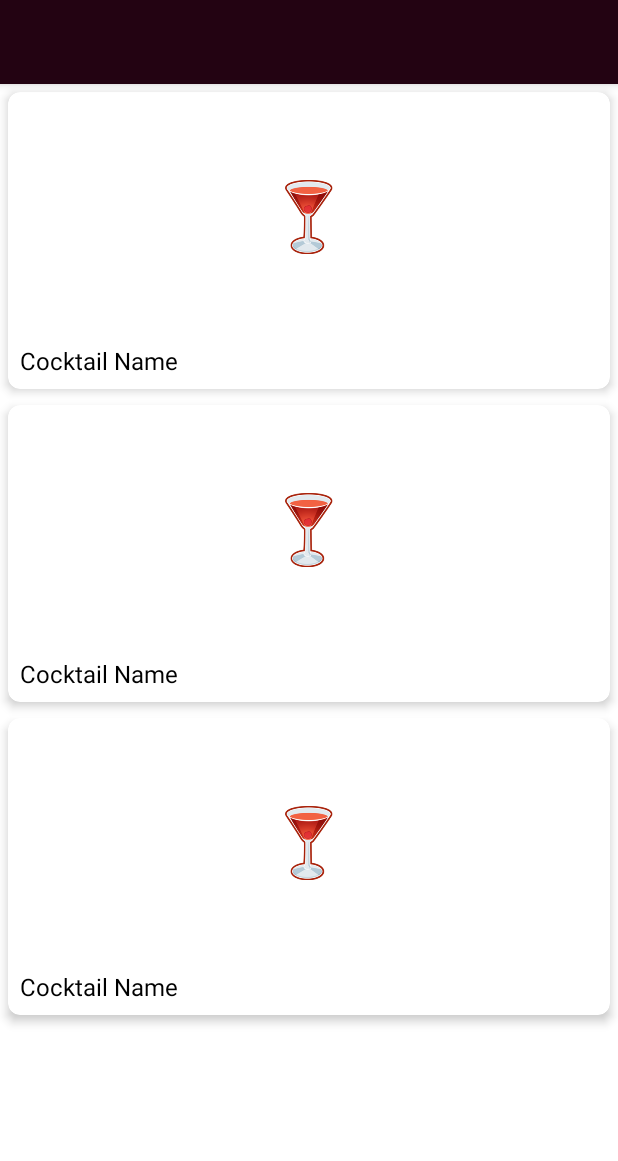
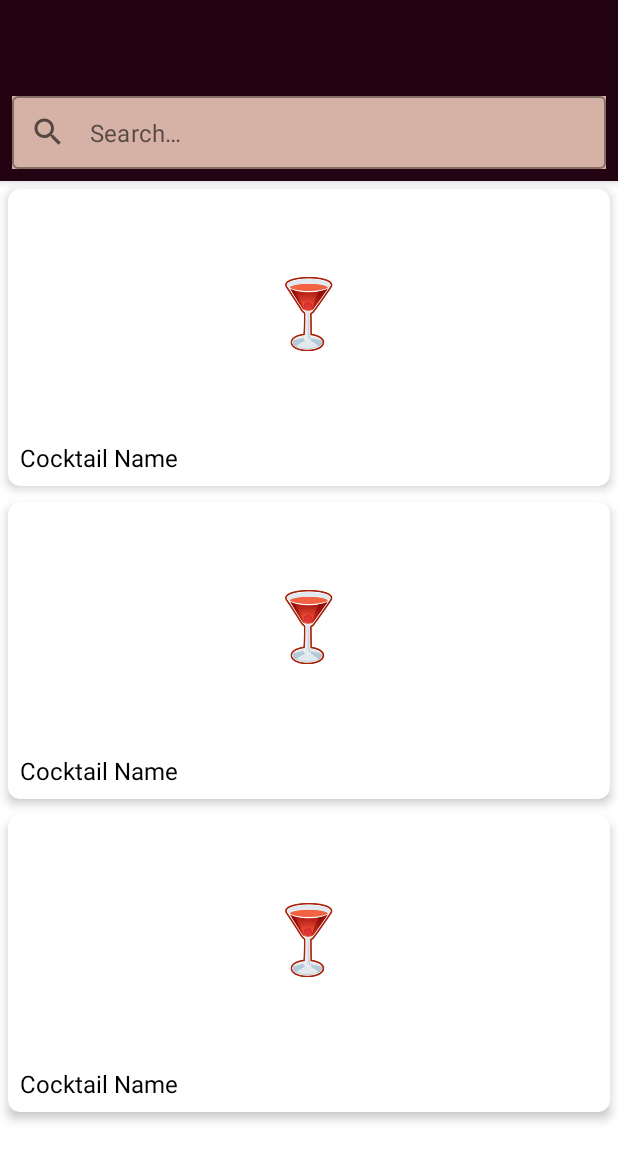
Before and after one commit to aldidwiki/TheCocktail, an Android app: the layout fragment_home.xml on its own in the app's theme, with its tools: preview values and no code run, on a phone screen of 412 x 824 dp. Shown: the top 1161 px of the screen. Run offline under Robolectric (Android 15) with nearby library versions, the phone set to English and light mode, and no system bars.

Commit message:
add search feature

```diff
--- a/app/src/main/java/com/aldidwikip/thecocktail/data/remote/RemoteService.kt
+++ b/app/src/main/java/com/aldidwikip/thecocktail/data/remote/RemoteService.kt
@@ -3,6 +3,7 @@ package com.aldidwikip.thecocktail.data.remote
 import com.aldidwikip.thecocktail.data.model.CocktailDetailResponse
 import com.aldidwikip.thecocktail.data.model.CocktailResponse
 import com.aldidwikip.thecocktail.data.model.IngredientResponse
+import kotlinx.coroutines.flow.Flow
 import retrofit2.Response
 import retrofit2.http.GET
 import retrofit2.http.Query
@@ -17,4 +18,7 @@ interface RemoteService {
 
     @GET("list.php?i=list")
     suspend fun getIngredientList(): Response<IngredientResponse>
+
+    @GET("search.php")
+    suspend fun getSearchResult(@Query("s") keywords: String): Response<CocktailResponse>
 }
--- /dev/null
+++ b/app/src/main/res/drawable/ic_baseline_search_24.xml
@@ -0,0 +1,10 @@
+<vector xmlns:android="http://schemas.android.com/apk/res/android"
+    android:width="24dp"
+    android:height="24dp"
+    android:tint="?attr/colorControlNormal"
+    android:viewportWidth="24"
+    android:viewportHeight="24">
+    <path
+        android:fillColor="@android:color/white"
+        android:pathData="M15.5,14h-0.79l-0.28,-0.27C15.41,12.59 16,11.11 16,9.5 16,5.91 13.09,3 9.5,3S3,5.91 3,9.5 5.91,16 9.5,16c1.61,0 3.09,-0.59 4.23,-1.57l0.27,0.28v0.79l5,4.99L20.49,19l-4.99,-5zM9.5,14C7.01,14 5,11.99 5,9.5S7.01,5 9.5,5 14,7.01 14,9.5 11.99,14 9.5,14z" />
+</vector>
--- a/app/src/main/res/layout/fragment_home.xml
+++ b/app/src/main/res/layout/fragment_home.xml
@@ -16,8 +16,7 @@
     <com.google.android.material.appbar.AppBarLayout
         android:id="@+id/app_bar_layout"
         android:layout_width="match_parent"
-        android:layout_height="wrap_content"
-        android:elevation="1dp">
+        android:layout_height="wrap_content">
 
         <com.google.android.material.appbar.MaterialToolbar
             android:id="@+id/toolbar"
@@ -26,6 +25,25 @@
             app:layout_scrollFlags="scroll|enterAlways|snap"
             app:subtitleTextColor="@color/subtitleTextColor"
             app:titleTextColor="@android:color/white" />
+
+        <com.google.android.material.textfield.TextInputLayout
+            android:layout_width="match_parent"
+            android:layout_height="wrap_content"
+            android:layout_margin="8dp"
+            android:background="@color/backgroundColor"
+            app:endIconMode="clear_text"
+            app:hintEnabled="false"
+            app:startIconDrawable="@drawable/ic_baseline_search_24">
+
+            <com.google.android.material.textfield.TextInputEditText
+                android:id="@+id/search_box"
+                android:layout_width="match_parent"
+                android:layout_height="wrap_content"
+                android:hint="@string/search"
+                android:imeOptions="actionSearch"
+                android:inputType="text"
+                android:textColor="?colorOnBackground" />
+        </com.google.android.material.textfield.TextInputLayout>
 
     </com.google.android.material.appbar.AppBarLayout>
 
--- a/app/src/main/res/values/strings.xml
+++ b/app/src/main/res/values/strings.xml
@@ -9,4 +9,5 @@
     <string name="filter">Filter</string>
     <string name="preference_name">Settings</string>
     <string name="select">SELECT</string>
+    <string name="search">Search…</string>
 </resources>
--- a/app/src/main/res/values/styles.xml
+++ b/app/src/main/res/values/styles.xml
@@ -7,6 +7,7 @@
         <item name="colorPrimaryDark">@color/colorPrimaryDark</item>
         <item name="colorAccent">@color/colorAccent</item>
         <item name="md_color_button_text">@color/md_color_button</item>
+        <item name="textInputStyle">@style/Widget.TheCocktail.TextInputLayout</item>
     </style>
 
     <style name="AppTheme.Launcher">
--- /dev/null
+++ b/app/src/main/res/values/widget.xml
@@ -0,0 +1,8 @@
+<?xml version="1.0" encoding="utf-8"?>
+<resources>
+
+    <style name="Widget.TheCocktail.TextInputLayout" parent="Widget.MaterialComponents.TextInputLayout.OutlinedBox.Dense">
+        <item name="boxStrokeWidth">1dp</item>
+        <item name="boxStrokeWidthFocused">1dp</item>
+    </style>
+</resources>
```
Also changed, not shown: app/src/main/java/com/aldidwikip/thecocktail/data/AppRepository.kt (+14 -0 lines), app/src/main/java/com/aldidwikip/thecocktail/ui/home/HomeFragment.kt (+50 -1 lines), app/src/main/java/com/aldidwikip/thecocktail/ui/home/HomeViewModel.kt (+8 -0 lines).
